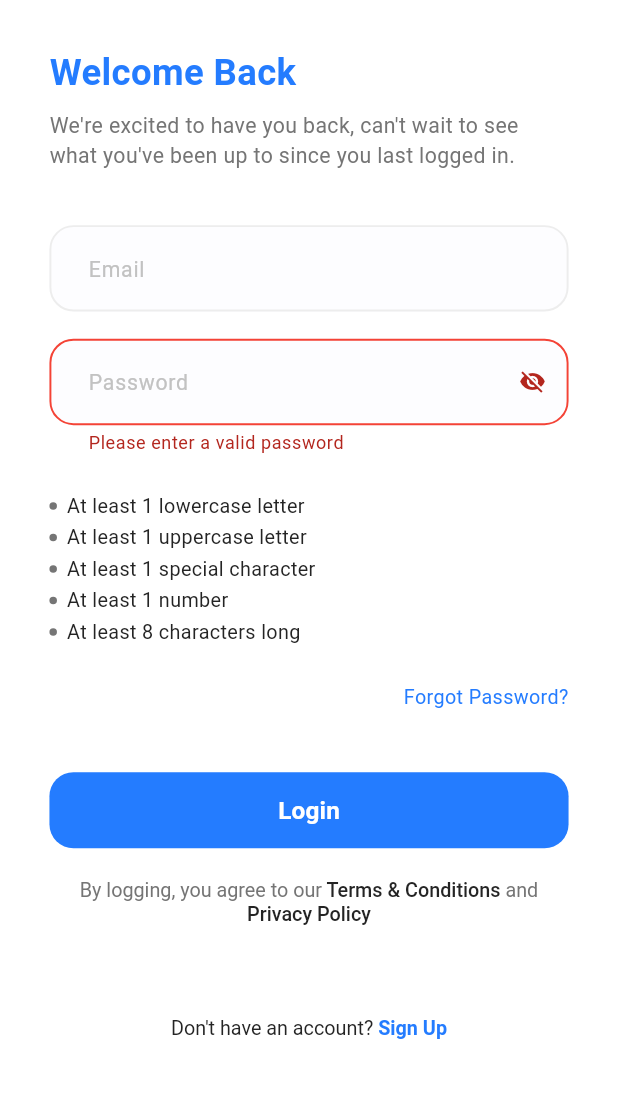
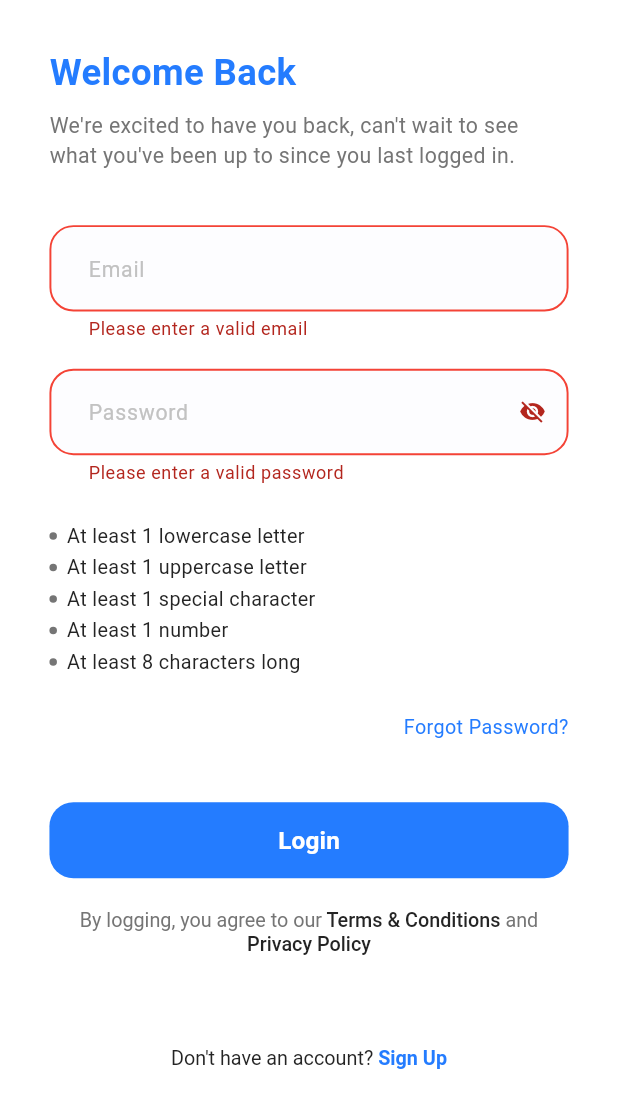
Before and after one commit to shroida/DocOnTime, a Flutter app: the LoginScreen screen opened by its route, after a tap on "Login", on a phone screen of 412 x 824 dp. Shown: the top 1108 px of the screen. Run offline on Flutter 3.47's test engine with Material 3 defaults, Android fonts, the phone set to English and light mode, and no system bars; our stand-ins replace animated_text_kit, dio, flutter_bloc, flutter_screenutil, flutter_secure_storage, flutter_svg and 6 more; accounts and stored records are empty; generated files the repository leaves out were written again.

Commit message:
uncomment validator app regex in password

```diff
--- a/lib/featuers/login/ui/widgets/email_and_password.dart
+++ b/lib/featuers/login/ui/widgets/email_and_password.dart
@@ -54,11 +54,11 @@ class _EmailAndPasswordState extends State<EmailAndPassword> {
           AppTextFormField(
             hintText: 'Email',
             validator: (value) {
-              // if (value == null ||
-              //     value.isEmpty ||
-              //     !AppRegex.isEmailValid(value)) {
-              //   return 'Please enter a valid email';
-              // }
+              if (value == null ||
+                  value.isEmpty ||
+                  !AppRegex.isEmailValid(value)) {
+                return 'Please enter a valid email';
+              }
             },
             controller: context.read<LoginCubit>().emailController,
           ),
--- a/lib/featuers/login/ui/widgets/login_bloc_listener.dart
+++ b/lib/featuers/login/ui/widgets/login_bloc_listener.dart
@@ -30,7 +30,7 @@ class LoginBlocListener extends StatelessWidget {
           },
           success: (loginResponse) {
             context.pop();
-            context.pushNamed(Routes.homeScreen);
+            context.pushReplacement(Routes.homeScreen);
           },
           error: (error) {
             setupErrorState(context, error);
```
